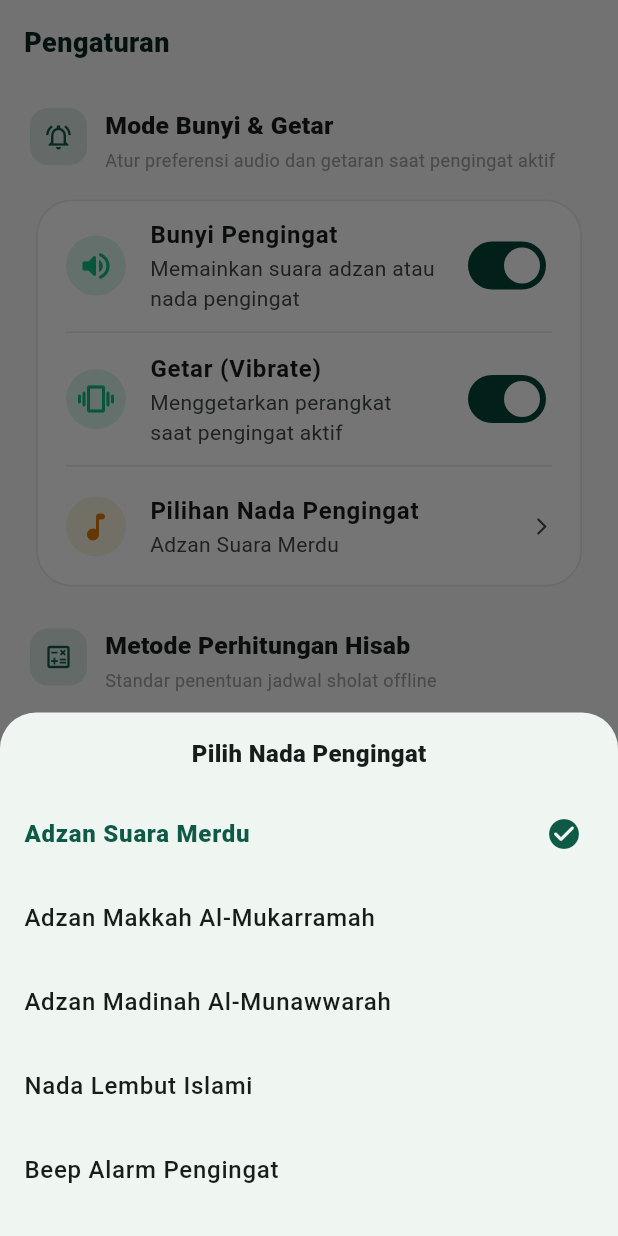
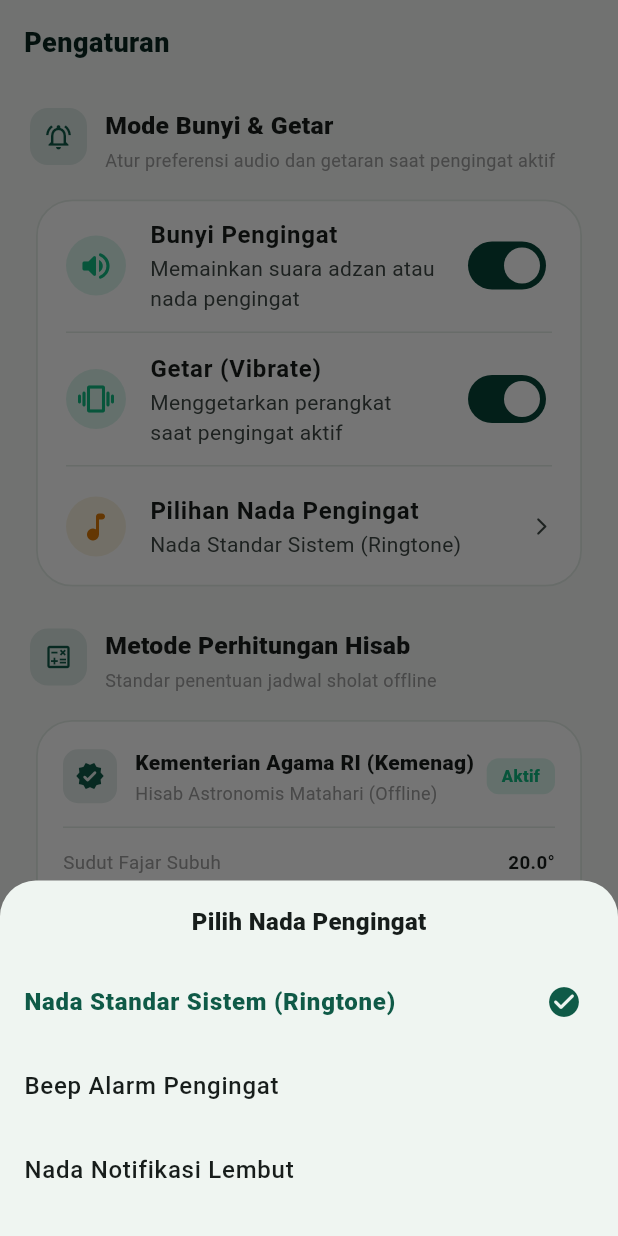
Before and after one commit to 800sudo/ingetin-sholat, a Flutter app: the screen it shows after launch, item 3 of the bottom bar chosen, after a tap on "Pilihan Nada Pengingat", on a phone screen of 412 x 824 dp. Run offline on Flutter 3.47's test engine with Material 3 defaults, Android fonts, the phone set to English and light mode, and no system bars; our stand-ins replace equatable, flutter_bloc, gap, get_it, material_ui, shared_preferences; Roboto replaces fonts that are missing (Segoe UI).

Commit message:
feat: add windows desktop support, fix full dark mode screenshot, and simplify notification tones to system defaults

```diff
--- a/lib/core/constants/app_constants.dart
+++ b/lib/core/constants/app_constants.dart
@@ -18,7 +18,7 @@ class AppConstants {
   static const int defaultOffsetMinutes = 5; // -5 menit sebelum adzan
   static const bool defaultSoundEnabled = true;
   static const bool defaultVibrationEnabled = true;
-  static const String defaultNotificationTone = 'Adzan Suara Merdu';
+  static const String defaultNotificationTone = 'Nada Standar Sistem (Ringtone)';
 }
 
 enum PrayerType { imsak, subuh, syuruq, dzuhur, ashar, maghrib, isya }
--- a/lib/features/prayer_time/data/datasources/settings_local_datasource.dart
+++ b/lib/features/prayer_time/data/datasources/settings_local_datasource.dart
@@ -26,7 +26,7 @@ class SettingsLocalDataSourceImpl implements SettingsLocalDataSource {
           sharedPreferences.getBool(AppConstants.keyVibrationEnabled) ?? true;
       final tone =
           sharedPreferences.getString(AppConstants.keyNotificationTone) ??
-          'Adzan Suara Merdu';
+          'Nada Standar Sistem (Ringtone)';
       final cityId =
           sharedPreferences.getString(AppConstants.keySelectedCity) ??
           'indramayu';
--- a/lib/features/prayer_time/domain/entities/reminder_settings.dart
+++ b/lib/features/prayer_time/domain/entities/reminder_settings.dart
@@ -26,7 +26,7 @@ class ReminderSettings extends Equatable {
     },
     this.soundEnabled = true,
     this.vibrationEnabled = true,
-    this.notificationTone = 'Adzan Suara Merdu',
+    this.notificationTone = 'Nada Standar Sistem (Ringtone)',
     this.selectedCityId = 'indramayu',
     this.isDarkMode = false,
   });
--- a/lib/features/prayer_time/presentation/pages/settings_page.dart
+++ b/lib/features/prayer_time/presentation/pages/settings_page.dart
@@ -443,11 +443,9 @@ class SettingsPage extends StatelessWidget {
 
   void _showTonePicker(BuildContext context, String currentTone) {
     const tones = [
-      'Adzan Suara Merdu',
-      'Adzan Makkah Al-Mukarramah',
-      'Adzan Madinah Al-Munawwarah',
-      'Nada Lembut Islami',
+      'Nada Standar Sistem (Ringtone)',
       'Beep Alarm Pengingat',
+      'Nada Notifikasi Lembut',
     ];
 
     showModalBottomSheet(
```
Also changed, not shown: 5 other files.
